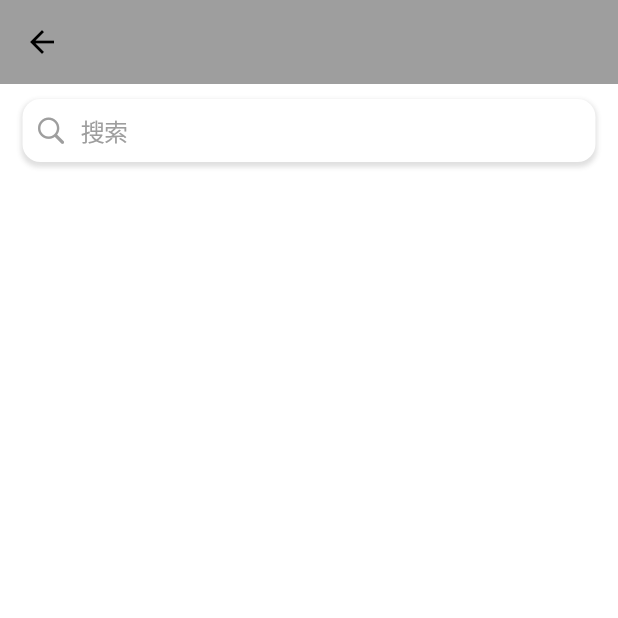
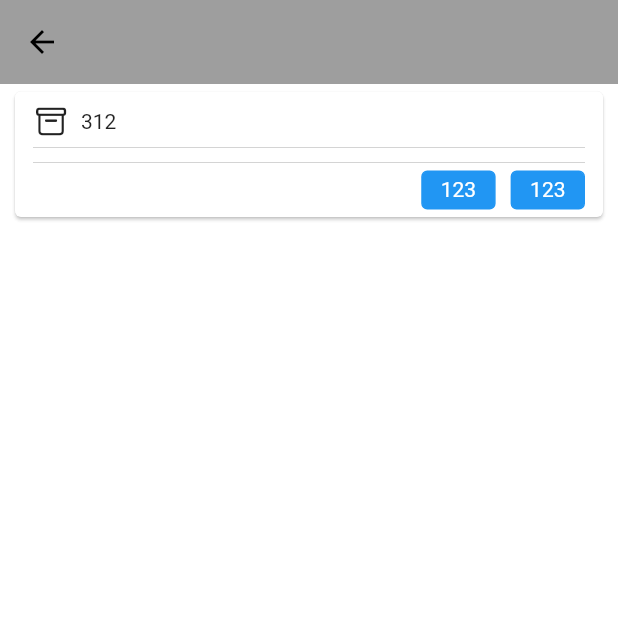
Before and after one commit to QiSky/flutter_uikit, a Flutter app: the screen it shows after launch, on a phone screen of 412 x 824 dp, the top half of it. Run offline on Flutter 3.47's test engine with Material 2 defaults, Android fonts, the phone set to English and light mode, and no system bars; our stand-ins replace cached_network_image, permission_handler, timeline_tile.

Commit message:
新增OrderCard和PrimaryButton组件

```diff
--- a/example/lib/main.dart
+++ b/example/lib/main.dart
@@ -4,8 +4,10 @@ import 'package:flutter/material.dart';
 import 'package:flutter_component/components/button/login_way_button.dart';
 import 'package:flutter_component/components/card/address_card.dart';
 import 'package:flutter_component/components/card/address_edit_card.dart';
+import 'package:flutter_component/components/card/order_card.dart';
 import 'package:flutter_component/components/common/circle_image.dart';
 import 'package:flutter_component/components/common/business_lost.dart';
+import 'package:flutter_component/components/common/primary_button.dart';
 import 'package:flutter_component/components/common/protocol_description.dart';
 import 'package:flutter_component/components/dialog/business_alert_dialog.dart';
 import 'package:flutter_component/flutter_component.dart';
@@ -37,8 +39,19 @@ class _MyAppState extends State<MyApp> {
         elevation: 0,
         backgroundColor: Colors.grey,
       ),
-      body: showFloatSearchBar(),
+      body: showOrderCard(),
     ));
+  }
+
+  Widget showOrderCard() {
+    return OrderCard('312', extraButton: [
+      PrimaryButton(Colors.blue, text: '123', textStyle: TextStyle(color: Colors.white),isInline: true, radius: 4,),
+      PrimaryButton(Colors.blue, text: '123', textStyle: TextStyle(color: Colors.white),isInline: true, radius: 4,)
+    ],);
+  }
+
+  Widget showPrimaryButton() {
+    return PrimaryButton(Colors.blue, text: '123', textStyle: TextStyle(color: Colors.white),isInline: true, radius: 4,);
   }
 
   Widget showFloatSearchBar() {
--- /dev/null
+++ b/lib/components/card/order_card.dart
@@ -0,0 +1,118 @@
+import 'package:flutter/cupertino.dart';
+import 'package:flutter/material.dart';
+import 'package:flutter/widgets.dart';
+import 'package:flutter_component/components/common/dividing_line.dart';
+import 'package:flutter_component/components/common/place_holder.dart';
+
+class OrderCard extends StatelessWidget {
+  final double radius;
+
+  final EdgeInsetsGeometry margin;
+
+  final double elevation;
+
+  final VoidCallback? onClickAction;
+
+  final String title;
+
+  final TextStyle titleStyle;
+
+  final String stateText;
+
+  final TextStyle stateStyle;
+
+  final Widget? child;
+
+  final List<Widget> extraButton;
+
+  OrderCard(this.title,
+      {this.stateText = '',
+      this.titleStyle = const TextStyle(),
+      this.stateStyle = const TextStyle(),
+      this.radius = 4,
+      this.margin = const EdgeInsets.only(left: 10, right: 10, top: 5),
+      this.elevation = 1,
+      this.onClickAction,
+      this.child,
+      this.extraButton = const []});
+
+  @override
+  Widget build(BuildContext context) {
+    return GestureDetector(
+      child: Card(
+        shape: RoundedRectangleBorder(
+            borderRadius: BorderRadius.all(Radius.circular(radius))),
+        margin: margin,
+        elevation: elevation,
+        child: Container(
+          padding: EdgeInsets.only(left: 12, right: 12, top: 8, bottom: 5),
+          child: Column(
+            mainAxisSize: MainAxisSize.min,
+            children: [
+              Row(
+                children: [
+                  Icon(CupertinoIcons.archivebox),
+                  PlaceHolder(size: 8),
+                  Text(title),
+                  Spacer(),
+                  Text(stateText)
+                ],
+              ),
+              PlaceHolder(
+                size: 5,
+                axis: Axis.vertical,
+              ),
+              DividingLine(
+                Colors.grey,
+                margin: EdgeInsets.zero,
+                height: 0.3,
+              ),
+              PlaceHolder(
+                size: 5,
+                axis: Axis.vertical,
+              ),
+              child ?? Container(),
+              extraButton.isNotEmpty
+                  ? PlaceHolder(
+                      size: 5,
+                      axis: Axis.vertical,
+                    )
+                  : Container(),
+              extraButton.isNotEmpty
+                  ? DividingLine(
+                      Colors.grey,
+                      margin: EdgeInsets.zero,
+                      height: 0.3,
+                    )
+                  : Container(),
+              extraButton.isNotEmpty
+                  ? PlaceHolder(
+                      size: 5,
+                      axis: Axis.vertical,
+                    )
+                  : Container(),
+              _buildButtons()
+            ],
+          ),
+        ),
+      ),
+      onTap: () => onClickAction?.call(),
+    );
+  }
+
+  Widget _buildButtons() {
+    Widget container = Container();
+    if (extraButton.isNotEmpty) {
+      container = Row(
+        mainAxisAlignment: MainAxisAlignment.end,
+        children: extraButton.map((e) {
+          return Container(
+            margin: EdgeInsets.only(left: 10),
+            child: e,
+          );
+        }).toList(),
+      );
+    }
+    return container;
+  }
+}
--- /dev/null
+++ b/lib/components/common/primary_button.dart
@@ -0,0 +1,41 @@
+import 'package:flutter/cupertino.dart';
+import 'package:flutter/material.dart';
+import 'package:flutter/widgets.dart';
+
+class PrimaryButton extends StatelessWidget {
+  late final String text;
+
+  late final TextStyle textStyle;
+
+  late final Function()? onClickAction;
+
+  final bool isInline;
+
+  final Color color;
+
+  late final double radius;
+
+  PrimaryButton(this.color,
+      {this.text = '',
+      this.textStyle = const TextStyle(),
+      this.onClickAction,
+      this.isInline = true,
+      this.radius = 8});
+
+  @override
+  Widget build(BuildContext context) {
+    return GestureDetector(
+      child: Container(
+        padding: EdgeInsets.only(left: 12,right: 12,top: 4,bottom: 4),
+        constraints: BoxConstraints(
+            maxWidth: 92.0, maxHeight: 40.0
+        ),
+        decoration: BoxDecoration(
+            color: isInline ? color : Colors.transparent,
+            border: Border.all(color: color),
+            borderRadius: BorderRadius.circular(radius)),
+        child: Text(text, style: textStyle),
+      ),
+    );
+  }
+}
```
Also changed, not shown: 1 other file.
